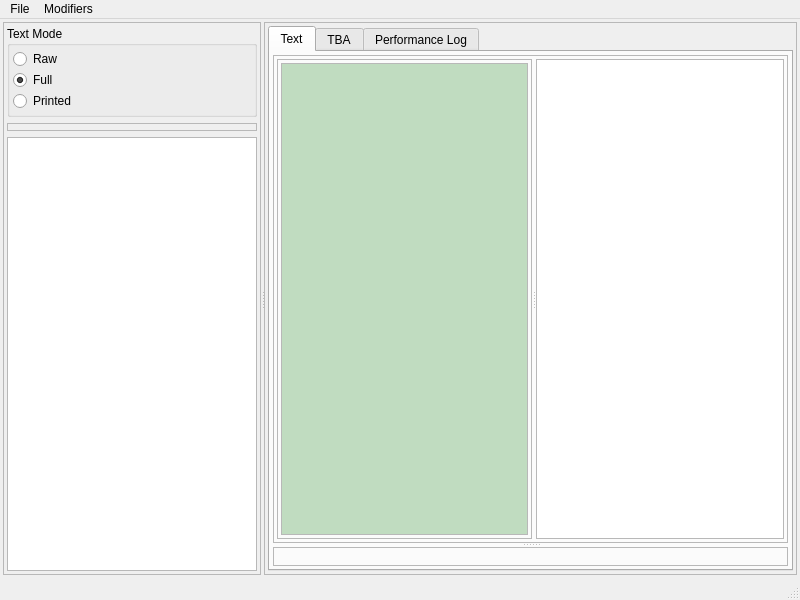
First picture: the form in Qt/MainWindow.ui, repository DimaTrushin/TypingAnalysis, before the edit.
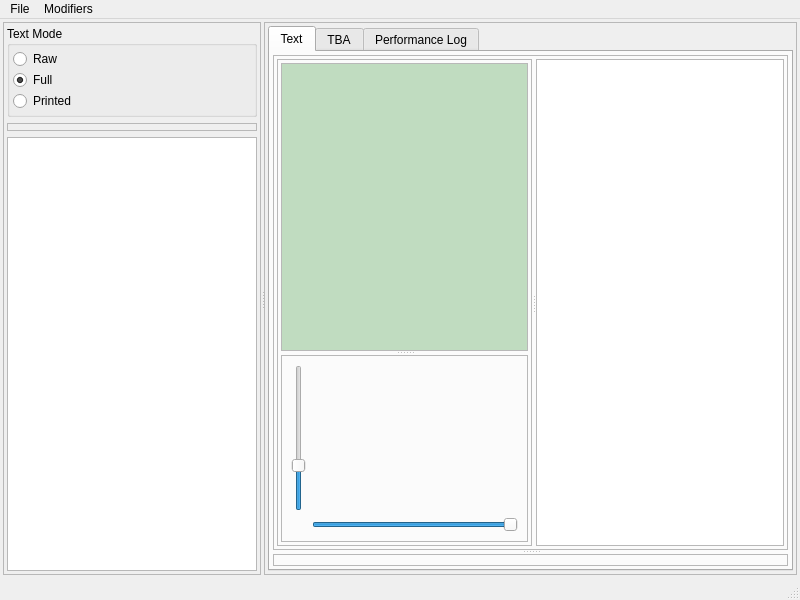
Second picture: the form after the edit.

Commit message: Add sliders for the speed plot

What changed in the file:
```diff
--- a/Qt/MainWindow.ui
+++ b/Qt/MainWindow.ui
@@ -291,6 +291,51 @@
                         </font>
                        </property>
                       </widget>
+                      <widget class="QFrame" name="frame_8">
+                       <property name="frameShape">
+                        <enum>QFrame::StyledPanel</enum>
+                       </property>
+                       <property name="frameShadow">
+                        <enum>QFrame::Raised</enum>
+                       </property>
+                       <layout class="QGridLayout" name="gridLayout">
+                        <item row="0" column="0">
+                         <widget class="QSlider" name="verticalSlider">
+                          <property name="minimum">
+                           <number>1</number>
+                          </property>
+                          <property name="maximum">
+                           <number>100</number>
+                          </property>
+                          <property name="value">
+                           <number>30</number>
+                          </property>
+                          <property name="sliderPosition">
+                           <number>30</number>
+                          </property>
+                          <property name="orientation">
+                           <enum>Qt::Vertical</enum>
+                          </property>
+                         </widget>
+                        </item>
+                        <item row="1" column="1">
+                         <widget class="QSlider" name="horizontalSlider">
+                          <property name="minimum">
+                           <number>1</number>
+                          </property>
+                          <property name="maximum">
+                           <number>100</number>
+                          </property>
+                          <property name="sliderPosition">
+                           <number>100</number>
+                          </property>
+                          <property name="orientation">
+                           <enum>Qt::Horizontal</enum>
+                          </property>
+                         </widget>
+                        </item>
+                       </layout>
+                      </widget>
                      </widget>
                     </item>
                    </layout>
```
Left out of the diff: 8 changed lines with no effect on the pictures. The commit also changes 7 other files.
